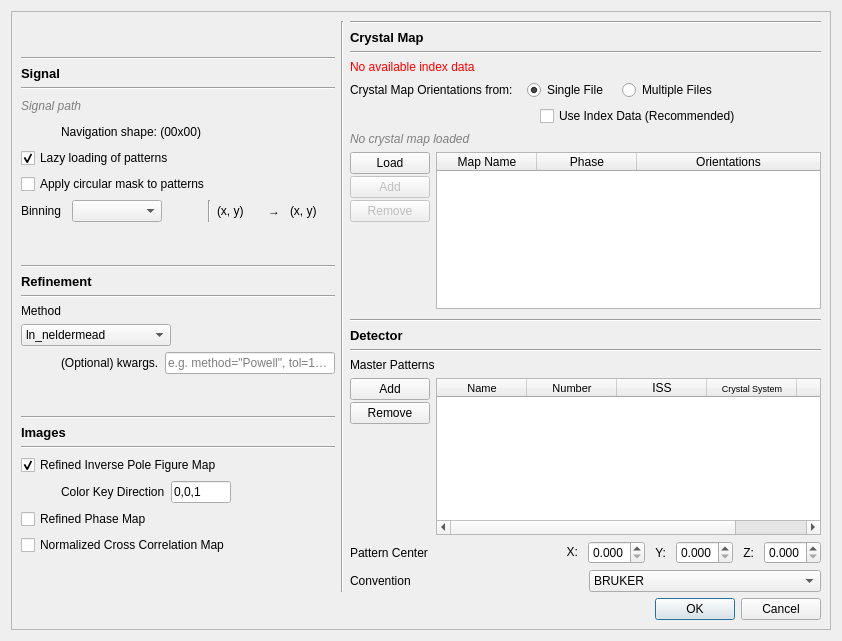
Old version of the form ui/refine_setup.ui in the repository EBSP-Indexer/EBSP-Indexer.
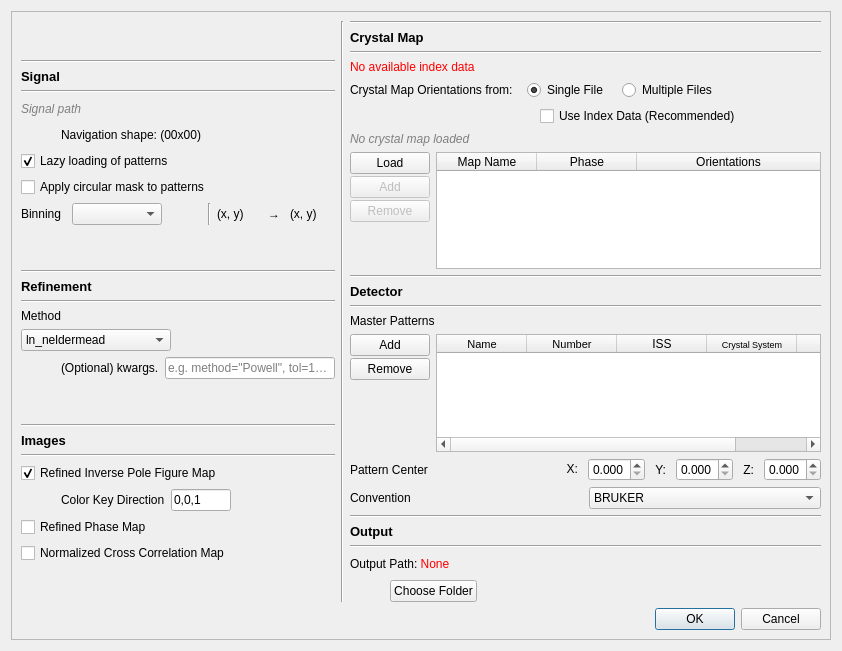
New version of the form.

Commit message: Fix for merging introduced by kikuchipy v0.8.6, ui for selecting output folder

```diff
--- a/ui/refine_setup.ui
+++ b/ui/refine_setup.ui
@@ -7,7 +7,7 @@
     <x>0</x>
     <y>0</y>
     <width>842</width>
-    <height>641</height>
+    <height>651</height>
    </rect>
   </property>
   <property name="windowTitle">
@@ -575,7 +575,7 @@
        </widget>
       </item>
       <item row="2" column="3">
-       <layout class="QVBoxLayout" name="verticalLayout_2" stretch="0,0,0,0,0,0,0,0,0,0,0,0,0,0,0,0,0,1">
+       <layout class="QVBoxLayout" name="verticalLayout_2" stretch="0,0,0,0,0,0,0,0,0,0,0,0,0,0,0,0,0,0,0,0,0,0,0,1">
         <item>
          <widget class="Line" name="line_4">
           <property name="orientation">
@@ -1159,6 +1159,111 @@
           </item>
          </layout>
         </item>
+        <item>
+         <spacer name="verticalSpacer_6">
+          <property name="orientation">
+           <enum>Qt::Vertical</enum>
+          </property>
+          <property name="sizeHint" stdset="0">
+           <size>
+            <width>20</width>
+            <height>40</height>
+           </size>
+          </property>
+         </spacer>
+        </item>
+        <item>
+         <widget class="Line" name="line_20">
+          <property name="orientation">
+           <enum>Qt::Horizontal</enum>
+          </property>
+         </widget>
+        </item>
+        <item>
+         <widget class="QLabel" name="label_17">
+          <property name="font">
+           <font>
+            <pointsize>10</pointsize>
+            <weight>75</weight>
+            <bold>true</bold>
+           </font>
+          </property>
+          <property name="text">
+           <string>Output</string>
+          </property>
+         </widget>
+        </item>
+        <item>
+         <widget class="Line" name="line_21">
+          <property name="orientation">
+           <enum>Qt::Horizontal</enum>
+          </property>
+         </widget>
+        </item>
+        <item>
+         <layout class="QHBoxLayout" name="horizontalLayout_3">
+          <item>
+           <widget class="QLabel" name="labelOutput">
+            <property name="text">
+             <string>&lt;html&gt;&lt;head/&gt;&lt;body&gt;&lt;p&gt;Output Path:&lt;span style=&quot; color:#ff0000;&quot;&gt; None &lt;/span&gt;&lt;/p&gt;&lt;/body&gt;&lt;/html&gt;</string>
+            </property>
+           </widget>
+          </item>
+          <item>
+           <spacer name="horizontalSpacer_2">
+            <property name="orientation">
+             <enum>Qt::Horizontal</enum>
+            </property>
+            <property name="sizeHint" stdset="0">
+             <size>
+              <width>40</width>
+              <height>20</height>
+             </size>
+            </property>
+           </spacer>
+          </item>
+         </layout>
+        </item>
+        <item>
+         <layout class="QHBoxLayout" name="horizontalLayout_9">
+          <item>
+           <spacer name="horizontalSpacer_12">
+            <property name="orientation">
+             <enum>Qt::Horizontal</enum>
+            </property>
+            <property name="sizeType">
+             <enum>QSizePolicy::Fixed</enum>
+            </property>
+            <property name="sizeHint" stdset="0">
+             <size>
+              <width>40</width>
+              <height>0</height>
+             </size>
+            </property>
+           </spacer>
+          </item>
+          <item>
+           <widget class="QPushButton" name="pushButtonChooseOutput">
+            <property name="text">
+             <string>Choose Folder</string>
+            </property>
+           </widget>
+          </item>
+          <item>
+           <spacer name="horizontalSpacer_11">
+            <property name="orientation">
+             <enum>Qt::Horizontal</enum>
+            </property>
+            <property name="sizeHint" stdset="0">
+             <size>
+              <width>40</width>
+              <height>20</height>
+             </size>
+            </property>
+           </spacer>
+          </item>
+         </layout>
+        </item>
         <item>
          <spacer name="verticalSpacer">
           <property name="orientation">
```
The commit also changes 2 other files.
